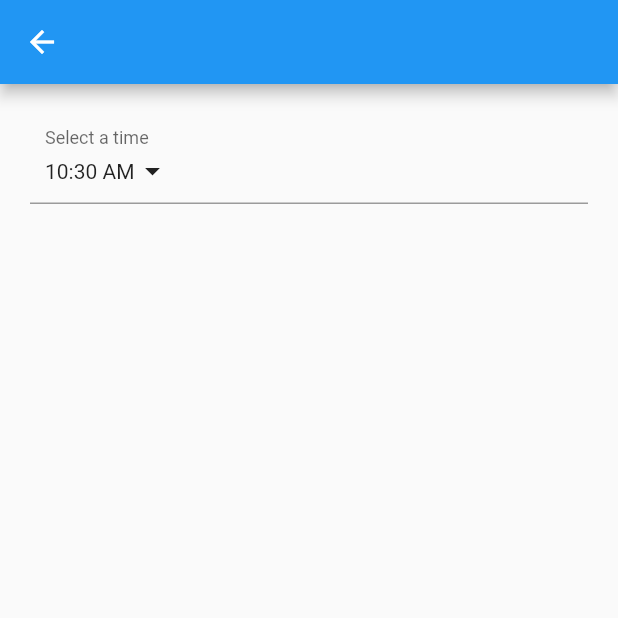
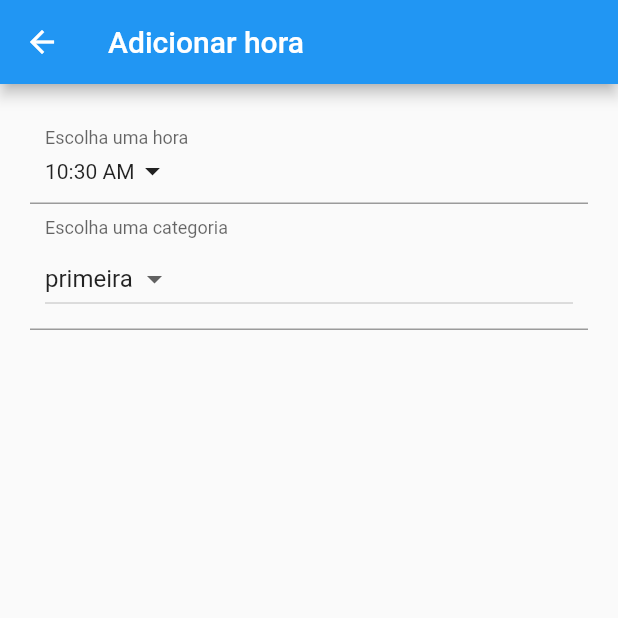
Before and after one commit to CynthiaRaphaella/my_hours, a Flutter app: the screen it shows after launch, after a tap on the "add" icon, on a phone screen of 412 x 824 dp, the top half of it. Run offline on Flutter 3.47's test engine with Material 2 defaults, Android fonts, the phone set to English and light mode, and no system bars.

Commit message:
Add a category dropdown

```diff
--- a/lib/main.dart
+++ b/lib/main.dart
@@ -1,6 +1,6 @@
 import 'package:flutter/material.dart';
-import 'package:my_hours/data/hour.dart';
 import 'package:my_hours/pages/create_hour_page.dart';
+import 'package:my_hours/pages/home_page.dart';
 
 void main() => runApp(MyApp());
 
@@ -8,52 +8,14 @@ class MyApp extends StatelessWidget {
   @override
   Widget build(BuildContext context) {
     return MaterialApp(
-      title: 'Flutter Demo',
+      title: 'Minhas horas',
       theme: ThemeData(
         primarySwatch: Colors.blue,
       ),
       routes: <String, WidgetBuilder>{
         CreateHourPage.route: (BuildContext context) => CreateHourPage(),
       },
-      home: MyHomePage(title: 'Flutter Demo Home Page'),
+      home: MyHomePage(title: 'Minhas horas'),
     );
   }
 }
-
-class MyHomePage extends StatefulWidget {
-  MyHomePage({Key key, this.title}) : super(key: key);
-
-  final String title;
-
-  @override
-  _MyHomePageState createState() => _MyHomePageState();
-}
-
-class _MyHomePageState extends State<MyHomePage> {
-  List<Hour> _hours = List<Hour>();
-
-  @override
-  Widget build(BuildContext context) {
-    return Scaffold(
-      appBar: AppBar(
-        title: Text(widget.title),
-      ),
-      body: Center(
-        child: Column(
-          mainAxisAlignment: MainAxisAlignment.center,
-          children: _hours.map((h) => Text(h.getHourFormated(context))).toList()
-        ),
-      ),
-      floatingActionButton: FloatingActionButton(
-        onPressed: (){_performAddNewHour(context);},
-        tooltip: 'Add hour',
-        child: Icon(Icons.add),
-      ),
-    );
-  }
-
-  _performAddNewHour(context) {
-    Navigator.pushNamed(context, CreateHourPage.route);
-  }
-
-}
--- a/lib/pages/create_hour_page.dart
+++ b/lib/pages/create_hour_page.dart
@@ -9,17 +9,58 @@ class CreateHourPage extends StatefulWidget {
 
 class CreateHourPageState extends State<CreateHourPage> {
   Hour _hour = Hour.createByHour(TimeOfDay.now());
+  List<String> itens = ['primeira', 'segunda', 'terceira'];
+  String _selectedItem = '';
+
+  @override
+  void initState() {
+    super.initState();
+    _selectedItem = itens.elementAt(0);
+  }
 
   @override
   Widget build(BuildContext context) {
     return Scaffold(
-      appBar: AppBar(),
+        appBar: AppBar(
+          title: Text('Adicionar hora'),
+        ),
         body: Container(
             padding: EdgeInsets.all(20.0),
-        child: InkWell(
+            child: Column(
+              children: <Widget>[
+                _buildTimePicker(),
+                _buildCategories()
+              ],
+            )));
+  }
+
+  Widget _buildCategories() {
+    return InputDecorator(
+      decoration: InputDecoration(
+        labelText: 'Escolha uma categoria',
+        contentPadding: EdgeInsets.all(10.0),
+      ),
+      child: DropdownButton(
+        onChanged: (option) {
+          _selectCategory(option);
+        },
+        value: _selectedItem,
+        items: itens
+            .map((item) => DropdownMenuItem(child: Text(item), value: item))
+            .toList()));
+  }
+
+  void _selectCategory(option) {
+    setState(() {
+      _selectedItem = option;
+    });
+  }
+
+  Widget _buildTimePicker() {
+    return InkWell(
       child: InputDecorator(
         decoration: InputDecoration(
-              labelText: 'Select a time',
+          labelText: 'Escolha uma hora',
           contentPadding: EdgeInsets.all(10.0),
         ),
         child: Row(
@@ -29,20 +70,20 @@ class CreateHourPageState extends State<CreateHourPage> {
           ],
         ),
       ),
-          onTap: () {_selectTime(context);},
-        )
-      )
+      onTap: () {
+        _selectTime(context);
+      },
     );
   }
 
   Future<Null> _selectTime(BuildContext context) async {
-    final TimeOfDay picked = await showTimePicker(
-      context: context,
-      initialTime: TimeOfDay.now()
-    );
+    final TimeOfDay picked =
+        await showTimePicker(context: context, initialTime: TimeOfDay.now());
 
     setState(() {
+      if(picked != null) {
         _hour.setHour(picked);
+      }
     });
   }
 }
--- /dev/null
+++ b/lib/pages/home_page.dart
@@ -0,0 +1,39 @@
+import 'package:flutter/material.dart';
+import 'package:my_hours/data/hour.dart';
+import 'package:my_hours/pages/create_hour_page.dart';
+
+class MyHomePage extends StatefulWidget {
+  MyHomePage({Key key, this.title}) : super(key: key);
+  final String title;
+
+  @override
+  _MyHomePageState createState() => _MyHomePageState();
+}
+
+class _MyHomePageState extends State<MyHomePage> {
+  List<Hour> _hours = List<Hour>();
+
+  @override
+  Widget build(BuildContext context) {
+    return Scaffold(
+      appBar: AppBar(
+        title: Text(widget.title),
+      ),
+      body: Center(
+        child: Column(
+          mainAxisAlignment: MainAxisAlignment.center,
+          children: _hours.map((h) => Text(h.getHourFormated(context))).toList()
+        ),
+      ),
+      floatingActionButton: FloatingActionButton(
+        onPressed: (){_performAddNewHour(context);},
+        tooltip: 'Add hour',
+        child: Icon(Icons.add),
+      ),
+    );
+  }
+
+  _performAddNewHour(context) {
+    Navigator.pushNamed(context, CreateHourPage.route);
+  }
+}
```
Lines whose indentation alone changed are shown as unchanged.
